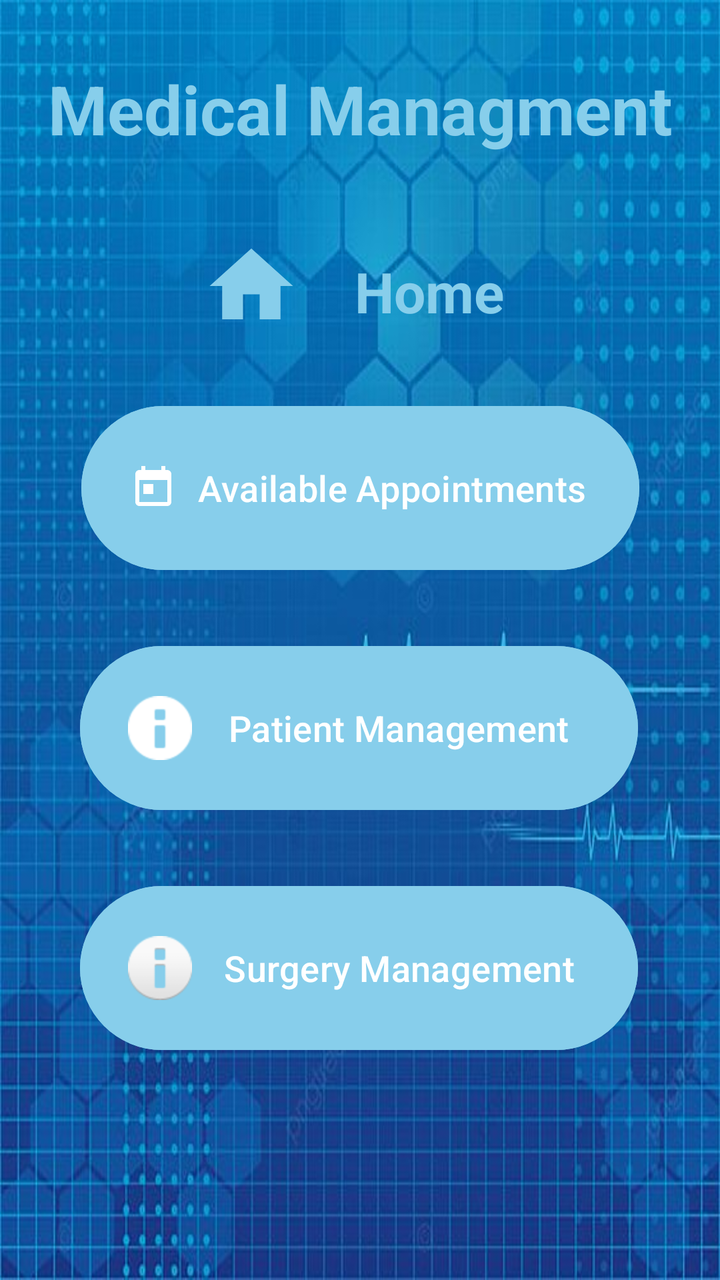
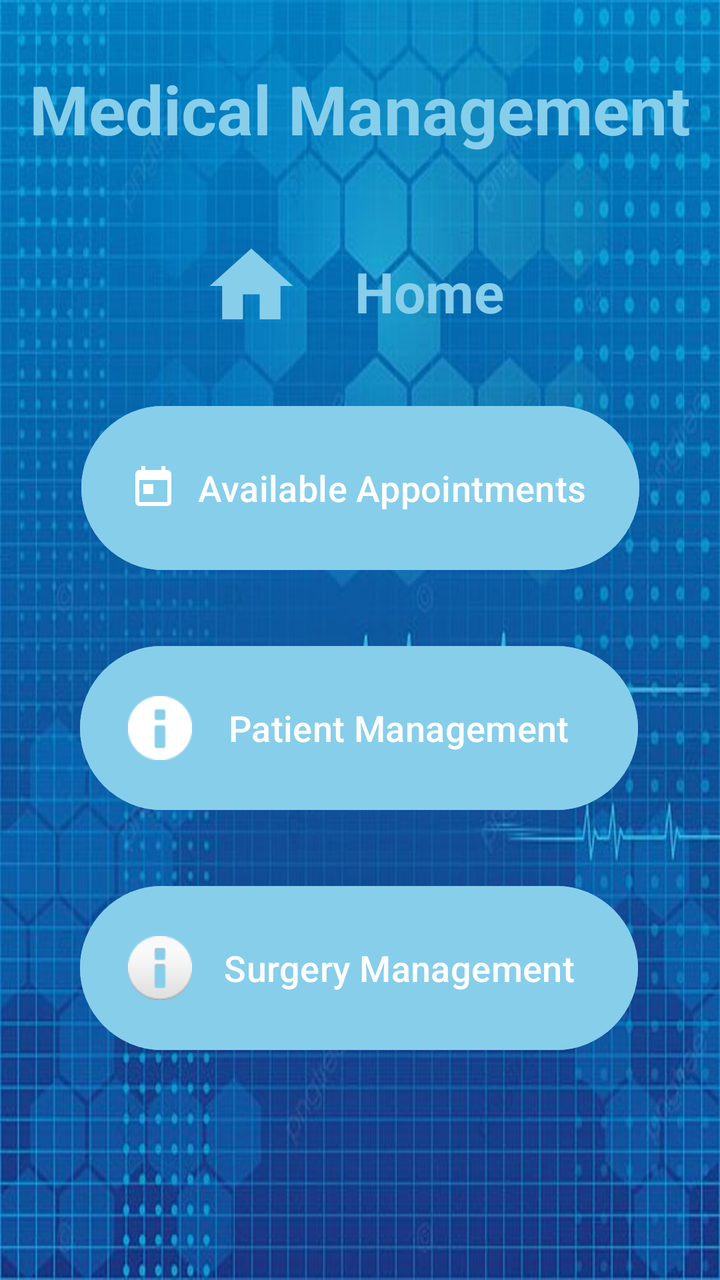

Two renders of the same Android screen: before a commit and after it. Below are the layout's source before the change and the commit's diff.
<!-- AndroidManifest.xml: application theme Theme.MyApplication -->
<!-- res/layout/activity_home.xml -->
<?xml version="1.0" encoding="utf-8"?>
<androidx.constraintlayout.widget.ConstraintLayout xmlns:android="http://schemas.android.com/apk/res/android"
    xmlns:app="http://schemas.android.com/apk/res-auto"
    xmlns:tools="http://schemas.android.com/tools"
    android:id="@+id/main"
    android:layout_width="match_parent"
    android:layout_height="match_parent"
    android:background="@drawable/back1"
    app:layout_constraintVertical_bias="0.495"
    tools:context=".HomeActivity">

    <TextView
        android:id="@+id/textView1"
        android:layout_width="wrap_content"
        android:layout_height="wrap_content"
        android:text="Medical Managment"
        android:textColor="@color/skyblue"
        android:textSize="34sp"
        android:textStyle="bold"
        app:layout_constraintBottom_toBottomOf="parent"
        app:layout_constraintEnd_toEndOf="parent"
        app:layout_constraintStart_toStartOf="parent"
        app:layout_constraintTop_toTopOf="parent"
        app:layout_constraintVertical_bias="0.053" />

    <TextView
        android:id="@+id/textView3"
        android:layout_width="198dp"
        android:layout_height="52dp"
        android:layout_marginTop="40dp"
        android:drawableLeft="@drawable/home"
        android:drawablePadding="10dp"
        android:drawableTint="@color/skyblue"
        android:paddingLeft="20dp"
        android:paddingTop="10dp"
        android:paddingRight="10dp"
        android:paddingBottom="10dp"
        android:text="Home"
        android:textAlignment="center"
        android:textColor="@color/skyblue"
        android:textSize="28sp"
        android:textStyle="bold"
        app:layout_constraintEnd_toEndOf="parent"
        app:layout_constraintHorizontal_bias="0.497"
        app:layout_constraintStart_toStartOf="parent"
        app:layout_constraintTop_toBottomOf="@+id/textView1" />

    <Button
        android:id="@+id/button"
        android:layout_width="279dp"
        android:layout_height="90dp"
        android:layout_marginTop="30dp"
        android:backgroundTint="@color/skyblue"
        android:drawableLeft="@drawable/calendar"
        android:drawablePadding="10dp"
        android:drawableTint="@color/white"
        android:text="Available Appointments"
        android:textSize="18sp"
        app:layout_constraintEnd_toEndOf="parent"
        app:layout_constraintStart_toStartOf="parent"
        app:layout_constraintTop_toBottomOf="@+id/textView3" />

    <Button
        android:id="@+id/button2"
        android:layout_width="279dp"
        android:layout_height="90dp"
        android:layout_marginTop="30dp"
        android:backgroundTint="@color/skyblue"
        android:drawableLeft="@android:drawable/ic_dialog_info"
        android:drawablePadding="10dp"
        android:drawableTint="@color/white"
        android:text="Patient Management"
        android:textSize="18sp"
        app:layout_constraintEnd_toEndOf="parent"
        app:layout_constraintHorizontal_bias="0.495"
        app:layout_constraintStart_toStartOf="parent"
        app:layout_constraintTop_toBottomOf="@+id/button" />

    <Button
        android:id="@+id/button3"
        android:layout_width="279dp"
        android:layout_height="90dp"
        android:layout_marginTop="30dp"
        android:backgroundTint="@color/skyblue"
        android:drawableLeft="@android:drawable/ic_dialog_info"
        android:drawablePadding="10dp"
        android:text="Surgery Management"
        android:textSize="18sp"
        app:layout_constraintEnd_toEndOf="parent"
        app:layout_constraintHorizontal_bias="0.495"
        app:layout_constraintStart_toStartOf="parent"
        app:layout_constraintTop_toBottomOf="@+id/button2" />
</androidx.constraintlayout.widget.ConstraintLayout>
<!-- resources referenced by this layout -->
<resources>
  <color name="skyblue">#87CEEB</color>
  <color name="white">#FFFFFFFF</color>
  <!-- drawable back1: jpg bitmap (drawable, 51371 bytes) -->
  <!-- drawable calendar (drawable) -->
  <vector android:height="24dp" android:tint="#1131E6"
      android:viewportHeight="24.0" android:viewportWidth="24.0"
      android:width="24dp" xmlns:android="http://schemas.android.com/apk/res/android">
  
      <path android:fillColor="#FF000000" android:pathData="M19,3h-1L18,1h-2v2L8,3L8,1L6,1v2L5,3c-1.11,0 -1.99,0.9 -1.99,2L3,19c0,1.1 0.89,2 2,2h14c1.1,0 2,-0.9 2,-2L21,5c0,-1.1 -0.9,-2 -2,-2zM19,19L5,19L5,8h14v11zM7,10h5v5L7,15z"/>
  </vector>
  <!-- drawable home (drawable) -->
  <vector android:height="50dp" android:tint="#1131E6"
      android:viewportHeight="24.0" android:viewportWidth="24.0"
      android:width="50dp" xmlns:android="http://schemas.android.com/apk/res/android">
      <path android:fillColor="#FF000000" android:pathData="M10,20v-6h4v6h5v-8h3L12,3 2,12h3v8z"/>
  </vector>
  <style name="Theme.MyApplication" parent="Base.Theme.MyApplication" />
  <style name="Base.Theme.MyApplication" parent="Theme.Material3.DayNight.NoActionBar">
          
          
      </style>
</resources>

<!-- the commit's change to res/layout/activity_home.xml (unified diff, before → after) -->
@@ -13,7 +13,7 @@
         android:id="@+id/textView1"
         android:layout_width="wrap_content"
         android:layout_height="wrap_content"
-        android:text="Medical Managment"
+        android:text="Medical Management"
         android:textColor="@color/skyblue"
         android:textSize="34sp"
         android:textStyle="bold"
